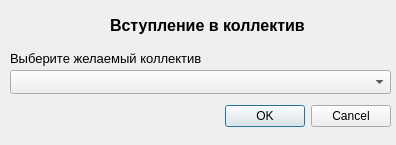
Before: the Qt Designer form entercollectivedialog.ui in Knigan/DB3, drawn with Qt 5.
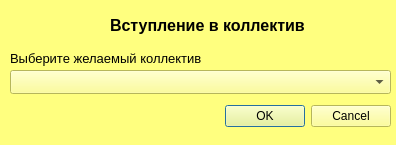
After: the same form once the commit is applied.

```diff
--- a/entercollectivedialog.ui
+++ b/entercollectivedialog.ui
@@ -13,6 +13,9 @@
   <property name="windowTitle">
    <string>Dialog</string>
   </property>
+  <property name="styleSheet">
+   <string notr="true">background-color: rgb(255, 255, 127);</string>
+  </property>
   <widget class="QDialogButtonBox" name="buttonBox">
    <property name="geometry">
     <rect>
@@ -41,6 +44,7 @@
    <property name="font">
     <font>
      <pointsize>12</pointsize>
+     <weight>75</weight>
      <bold>true</bold>
     </font>
    </property>
```
